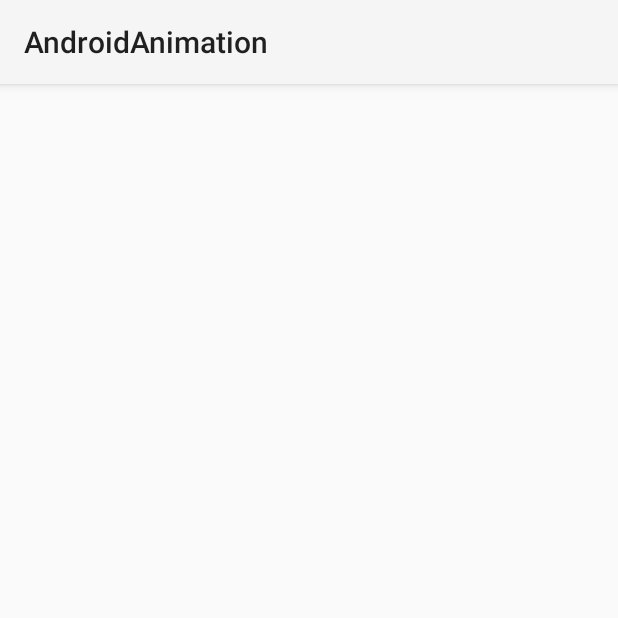
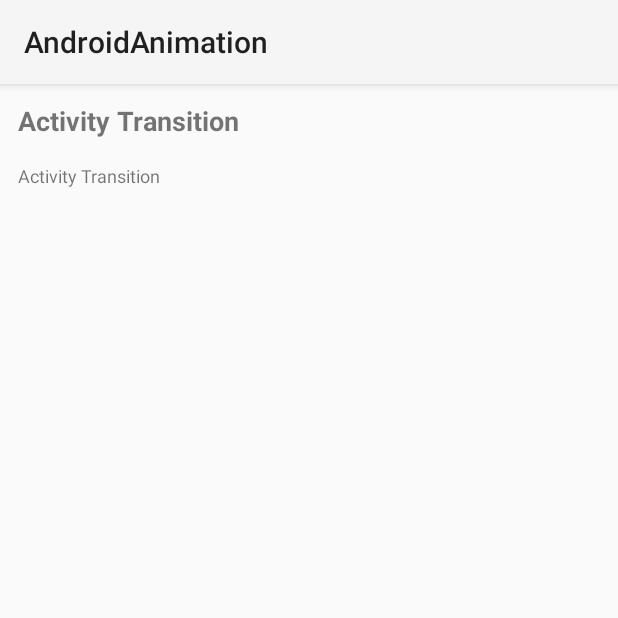
Before and after one commit to yangqi1024/Android-Animation, an Android app: the screen it shows after launch (MainActivity), on a phone screen of 412 x 824 dp, the top half of it. Run offline under Robolectric (Android 15) with nearby library versions, the phone set to English and light mode, and no system bars; our stand-ins replace Dagger/Hilt's generated code, data binding.

Commit message:
feat:新增首页列表

```diff
--- a/app/src/main/AndroidManifest.xml
+++ b/app/src/main/AndroidManifest.xml
@@ -14,6 +14,8 @@
         android:theme="@style/Theme.AndroidAnimation">
         <activity
             android:name=".view.DetailActivity"
+            android:exported="false" />  <activity
+            android:name=".view.TransitionActivity"
             android:exported="false" />
         <activity
             android:name=".view.MainActivity"
--- a/app/src/main/java/cn/itpiggy/animation/adapters/BindingAdapters.kt
+++ b/app/src/main/java/cn/itpiggy/animation/adapters/BindingAdapters.kt
@@ -11,6 +11,7 @@ fun bindImageFromUrl(view: ImageView, imageUrl: String?) {
         Glide.with(view.context)
             .load(imageUrl)
             .dontAnimate()
+            .placeholder(view.drawable)
             .into(view)
     }
 }
--- /dev/null
+++ b/app/src/main/java/cn/itpiggy/animation/adapters/MainAdapter.kt
@@ -0,0 +1,59 @@
+package cn.itpiggy.animation.adapters
+
+import android.content.Intent
+import android.view.LayoutInflater
+import android.view.View
+import android.view.ViewGroup
+import androidx.recyclerview.widget.RecyclerView
+import cn.itpiggy.animation.databinding.LayoutRowBinding
+
+class MainAdapter(
+    private val dataset: Array<Row>
+) : RecyclerView.Adapter<MainAdapter.ViewHolder>() {
+
+
+    override fun onCreateViewHolder(parent: ViewGroup, viewType: Int): ViewHolder {
+        return ViewHolder(
+            LayoutRowBinding.inflate(
+                LayoutInflater.from(parent.context),
+                parent,
+                false
+            )
+        )
+    }
+
+    override fun onBindViewHolder(holder: ViewHolder, position: Int) {
+        holder.bind(dataset[position])
+    }
+
+    override fun getItemCount(): Int = dataset.size
+
+    class ViewHolder(
+        private val binding: LayoutRowBinding
+    ) : RecyclerView.ViewHolder(binding.root) {
+        init {
+            binding.clickListener = View.OnClickListener { view ->
+                binding.row?.let { row ->
+                    view.context.startActivity(Intent(view.context, row.activity))
+                }
+
+            }
+        }
+
+        fun bind(item: Row) {
+            with(binding) {
+                row = item
+                executePendingBindings()
+            }
+        }
+    }
+
+
+    data class Row(
+        val title: String,
+        val description: String,
+        val activity: Class<*>
+    ) {
+
+    }
+}
--- a/app/src/main/java/cn/itpiggy/animation/view/MainActivity.kt
+++ b/app/src/main/java/cn/itpiggy/animation/view/MainActivity.kt
@@ -13,6 +13,7 @@ import androidx.databinding.DataBindingUtil
 import androidx.databinding.ViewDataBinding
 import cn.itpiggy.animation.R
 import cn.itpiggy.animation.activityscenetransitionbasic.GridAdapter
+import cn.itpiggy.animation.adapters.MainAdapter
 import cn.itpiggy.animation.data.Item
 import cn.itpiggy.animation.viewmodels.GridViewModel
 import cn.itpiggy.animation.databinding.ActivityMainBinding
@@ -21,54 +22,23 @@ import cn.itpiggy.animation.viewmodels.ItemDetailModel
 import dagger.hilt.android.AndroidEntryPoint
 
 @AndroidEntryPoint
-class MainActivity : AppCompatActivity(), ItemClickListener {
-    private val viewModel: GridViewModel by viewModels()
+class MainActivity : AppCompatActivity() {
     private lateinit var bindingUtil: ActivityMainBinding
+
+    private val dataset: Array<MainAdapter.Row> = arrayOf(
+        MainAdapter.Row("Activity Transition", "Activity Transition", TransitionActivity::class.java),
+
+    )
+
     override fun onCreate(savedInstanceState: Bundle?) {
         super.onCreate(savedInstanceState)
         bindingUtil =
             DataBindingUtil.setContentView<ActivityMainBinding>(this, R.layout.activity_main)
                 .apply {
-                    val gridAdapter = GridAdapter(this@MainActivity)
-                    recyclerView.adapter = gridAdapter
-                    subscribeUi(gridAdapter)
+                    recyclerView.adapter = MainAdapter(dataset)
+
                 }
 
     }
 
-    private fun subscribeUi(gridAdapter: GridAdapter) {
-        viewModel.items.observe(this) { items ->
-            Log.d("subscribeUi", "items.size:" + items.size)
-            gridAdapter.submitList(items)
-        }
-    }
-
-    override fun onClick(item: Item, binding: ViewDataBinding) {
-        item.itemId.let { itemId ->
-            val layoutActivitySceneTransitionItemBinding =
-                binding as LayoutActivitySceneTransitionItemBinding
-            val activityOptions = ActivityOptionsCompat.makeSceneTransitionAnimation(
-                this,
-                Pair.create(
-                    layoutActivitySceneTransitionItemBinding.ivItem,
-                    DetailActivity.HEADER_IMAGE
-                ),
-                Pair.create(
-                    layoutActivitySceneTransitionItemBinding.tvName,
-                    DetailActivity.HEADER_TITLE
-                )
-            )
-            val intent = Intent(this, DetailActivity::class.java)
-            val bundle = Bundle()
-            bundle.putLong(ItemDetailModel.ITEM_ID_SAVED_STATE_KEY, itemId)
-            intent.putExtras(bundle)
-            ActivityCompat.startActivity(this, intent, activityOptions.toBundle())
-        }
-    }
-
-
 }
-
-interface ItemClickListener {
-    fun onClick(item: Item, binding: ViewDataBinding);
-}
--- /dev/null
+++ b/app/src/main/java/cn/itpiggy/animation/view/TransitionActivity.kt
@@ -0,0 +1,75 @@
+package cn.itpiggy.animation.view
+
+import android.content.Intent
+import androidx.appcompat.app.AppCompatActivity
+import android.os.Bundle
+import android.util.Log
+import android.view.View
+import androidx.activity.viewModels
+import androidx.core.app.ActivityCompat
+import androidx.core.app.ActivityOptionsCompat
+import androidx.core.util.Pair
+import androidx.databinding.DataBindingUtil
+import androidx.databinding.ViewDataBinding
+import cn.itpiggy.animation.R
+import cn.itpiggy.animation.activityscenetransitionbasic.GridAdapter
+import cn.itpiggy.animation.data.Item
+import cn.itpiggy.animation.viewmodels.GridViewModel
+import cn.itpiggy.animation.databinding.ActivityMainBinding
+import cn.itpiggy.animation.databinding.ActivityTransitionBinding
+import cn.itpiggy.animation.databinding.LayoutActivitySceneTransitionItemBinding
+import cn.itpiggy.animation.viewmodels.ItemDetailModel
+import dagger.hilt.android.AndroidEntryPoint
+
+@AndroidEntryPoint
+class TransitionActivity : AppCompatActivity(), ItemClickListener {
+    private val viewModel: GridViewModel by viewModels()
+    private lateinit var bindingUtil: ActivityTransitionBinding
+    override fun onCreate(savedInstanceState: Bundle?) {
+        super.onCreate(savedInstanceState)
+        bindingUtil =
+            DataBindingUtil.setContentView<ActivityTransitionBinding>(this, R.layout.activity_transition)
+                .apply {
+                    val gridAdapter = GridAdapter(this@TransitionActivity)
+                    recyclerView.adapter = gridAdapter
+                    subscribeUi(gridAdapter)
+                }
+
+    }
+
+    private fun subscribeUi(gridAdapter: GridAdapter) {
+        viewModel.items.observe(this) { items ->
+            Log.d("subscribeUi", "items.size:" + items.size)
+            gridAdapter.submitList(items)
+        }
+    }
+
+    override fun onClick(item: Item, binding: ViewDataBinding) {
+        item.itemId.let { itemId ->
+            val layoutActivitySceneTransitionItemBinding =
+                binding as LayoutActivitySceneTransitionItemBinding
+            val activityOptions = ActivityOptionsCompat.makeSceneTransitionAnimation(
+                this,
+                Pair.create(
+                    layoutActivitySceneTransitionItemBinding.ivItem,
+                    DetailActivity.HEADER_IMAGE
+                ),
+                Pair.create(
+                    layoutActivitySceneTransitionItemBinding.tvName,
+                    DetailActivity.HEADER_TITLE
+                )
+            )
+            val intent = Intent(this, DetailActivity::class.java)
+            val bundle = Bundle()
+            bundle.putLong(ItemDetailModel.ITEM_ID_SAVED_STATE_KEY, itemId)
+            intent.putExtras(bundle)
+            ActivityCompat.startActivity(this, intent, activityOptions.toBundle())
+        }
+    }
+
+
+}
+
+interface ItemClickListener {
+    fun onClick(item: Item, binding: ViewDataBinding);
+}
--- a/app/src/main/res/layout/activity_main.xml
+++ b/app/src/main/res/layout/activity_main.xml
@@ -7,12 +7,21 @@
 
     </data>
 
-    <androidx.recyclerview.widget.RecyclerView
+    <androidx.constraintlayout.widget.ConstraintLayout
         android:layout_width="match_parent"
-        android:layout_height="match_parent"
-        android:id="@+id/recyclerView"
-        tools:context=".view.MainActivity"
-        app:layoutManager="androidx.recyclerview.widget.GridLayoutManager"
-        app:spanCount="2"
-        tools:listitem="@layout/layout_activity_scene_transition_item" />
+        android:layout_height="match_parent">
+
+        <androidx.recyclerview.widget.RecyclerView
+            android:id="@+id/recyclerView"
+            android:layout_width="0dp"
+            android:layout_height="wrap_content"
+            app:layoutManager="androidx.recyclerview.widget.LinearLayoutManager"
+            app:layout_constraintEnd_toEndOf="parent"
+            app:layout_constraintStart_toStartOf="parent"
+            app:layout_constraintTop_toTopOf="parent"
+            tools:context=".view.MainActivity"
+            tools:listitem="@layout/layout_row" />
+
+
+    </androidx.constraintlayout.widget.ConstraintLayout>
 </layout>
--- /dev/null
+++ b/app/src/main/res/layout/activity_transition.xml
@@ -0,0 +1,18 @@
+<?xml version="1.0" encoding="utf-8"?>
+<layout xmlns:android="http://schemas.android.com/apk/res/android"
+    xmlns:app="http://schemas.android.com/apk/res-auto"
+    xmlns:tools="http://schemas.android.com/tools">
+
+    <data>
+
+    </data>
+
+    <androidx.recyclerview.widget.RecyclerView
+        android:layout_width="match_parent"
+        android:layout_height="match_parent"
+        android:id="@+id/recyclerView"
+        tools:context=".view.MainActivity"
+        app:layoutManager="androidx.recyclerview.widget.GridLayoutManager"
+        app:spanCount="2"
+        tools:listitem="@layout/layout_activity_scene_transition_item" />
+</layout>
--- /dev/null
+++ b/app/src/main/res/layout/layout_row.xml
@@ -0,0 +1,45 @@
+<?xml version="1.0" encoding="utf-8"?>
+<layout xmlns:android="http://schemas.android.com/apk/res/android"
+    xmlns:app="http://schemas.android.com/apk/res-auto">
+<data>
+    <variable
+        name="row"
+        type="cn.itpiggy.animation.adapters.MainAdapter.Row" />
+    <variable
+        name="clickListener"
+        type="android.view.View.OnClickListener" />
+</data>
+    <androidx.constraintlayout.widget.ConstraintLayout
+        android:layout_width="match_parent"
+        android:layout_height="wrap_content"
+        android:layout_margin="4dp"
+        android:onClick="@{clickListener}">
+
+        <TextView
+            android:id="@+id/title"
+            android:layout_width="wrap_content"
+            android:layout_height="wrap_content"
+            android:layout_marginHorizontal="8dp"
+            android:layout_marginTop="8dp"
+            android:text="@{row.title}"
+            android:textSize="18sp"
+            android:textStyle="bold"
+            app:layout_constraintStart_toStartOf="parent"
+            app:layout_constraintTop_toTopOf="parent" />
+
+        <TextView
+            android:id="@+id/description"
+            android:layout_width="wrap_content"
+            android:layout_height="wrap_content"
+            android:layout_marginHorizontal="8dp"
+            android:layout_marginTop="16dp"
+            android:layout_marginBottom="8dp"
+            android:text="@{row.description}"
+            android:textSize="12sp"
+            app:layout_constraintBottom_toBottomOf="parent"
+            app:layout_constraintStart_toStartOf="parent"
+            app:layout_constraintTop_toBottomOf="@+id/title" />
+
+
+    </androidx.constraintlayout.widget.ConstraintLayout>
+</layout>
--- /dev/null
+++ b/app/src/main/res/transition/grid_detail_transition.xml
@@ -0,0 +1,5 @@
+<?xml version="1.0" encoding="utf-8"?>
+<transitionSet xmlns:android="http://schemas.android.com/apk/res/android">
+    <changeBounds/>
+    <changeImageTransform/>
+</transitionSet>
--- a/app/src/main/res/values/themes.xml
+++ b/app/src/main/res/values/themes.xml
@@ -5,5 +5,8 @@
         <!-- Status bar color. -->
         <item name="android:statusBarColor" tools:targetApi="l">?attr/colorPrimaryVariant</item>
         <!-- Customize your theme here. -->
+
+        <item name="android:windowSharedElementEnterTransition" >@transition/grid_detail_transition</item>
+        <item name="android:windowSharedElementExitTransition" >@transition/grid_detail_transition</item>
     </style>
 </resources>
```
